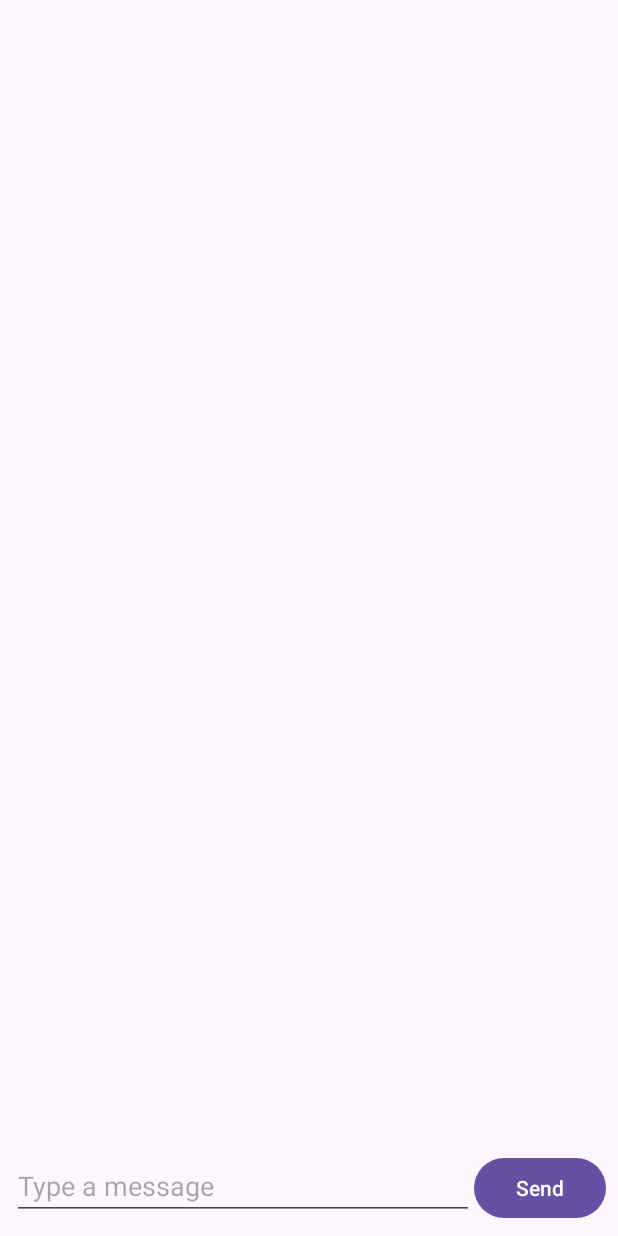
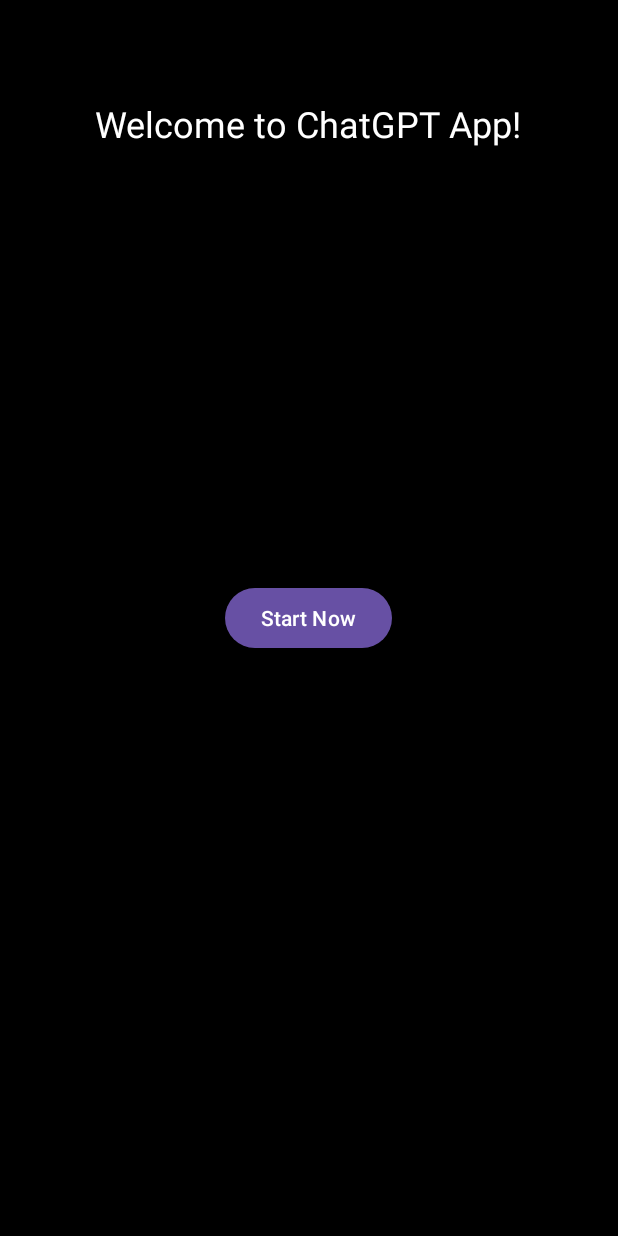
Before and after one commit to henihaddad/ai-chatbot-android-app, an Android app: the screen it shows after launch (MainActivity before the commit, HomeActivity after it), on a phone screen of 412 x 824 dp. Run offline under Robolectric (Android 15) with nearby library versions, the phone set to English and light mode, and no system bars.

Commit message:
feat: added home page with start now button

```diff
--- a/app/build.gradle.kts
+++ b/app/build.gradle.kts
@@ -14,7 +14,7 @@ android {
         versionCode = 1
         versionName = "1.0"
         buildConfigField("String", "OPENAI_API_KEY",
-            "\"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\""
+            "\"sk-\""
         )
         testInstrumentationRunner = "androidx.test.runner.AndroidJUnitRunner"
         android.buildFeatures.buildConfig = true
--- /dev/null
+++ b/app/src/main/java/com/example/chatgptandroidapp/HomeActivity.kt
@@ -0,0 +1,21 @@
+package com.example.chatgptandroidapp
+
+import android.content.Intent
+import android.os.Bundle
+import android.widget.Button
+import androidx.appcompat.app.AppCompatActivity
+import com.example.chatgptandroidapp.R
+
+class HomeActivity : AppCompatActivity() {
+    override fun onCreate(savedInstanceState: Bundle?) {
+        super.onCreate(savedInstanceState)
+        setContentView(R.layout.activity_home)
+
+        val startButton = findViewById<Button>(R.id.startButton)
+        startButton.setOnClickListener {
+            // Start Chat Activity
+            val intent = Intent(this, MainActivity::class.java)
+            startActivity(intent)
+        }
+    }
+}
--- a/app/src/main/res/drawable/message_user_background.xml
+++ b/app/src/main/res/drawable/message_user_background.xml
@@ -1,4 +1,4 @@
 <shape xmlns:android="http://schemas.android.com/apk/res/android">
-    <solid android:color="#007bff"/>
+    <solid android:color="#4B0082"/>
     <corners android:radius="8dp"/>
 </shape>
--- /dev/null
+++ b/app/src/main/res/layout/activity_home.xml
@@ -0,0 +1,27 @@
+<!-- activity_home.xml -->
+<RelativeLayout xmlns:android="http://schemas.android.com/apk/res/android"
+    android:layout_width="match_parent"
+    android:layout_height="match_parent"
+    android:padding="16dp"
+    android:background="@color/black"> <!-- Set a background color or image -->
+
+    <TextView
+        android:id="@+id/welcomeText"
+        android:layout_width="wrap_content"
+        android:layout_height="wrap_content"
+        android:text="Welcome to ChatGPT App!"
+        android:textSize="24sp"
+        android:textColor="@android:color/white"
+        android:layout_centerHorizontal="true"
+        android:layout_marginTop="50dp" />
+
+    <Button
+        android:id="@+id/startButton"
+        android:layout_width="wrap_content"
+        android:layout_height="wrap_content"
+        android:text="Start Now"
+        android:layout_centerInParent="true" />
+
+    <!-- Add more UI elements as needed -->
+
+</RelativeLayout>
```
Also changed, not shown: app/src/main/AndroidManifest.xml (+15 -5 lines), app/src/main/java/com/example/chatgptandroidapp/ChatAdapter.kt (+15 -1 lines).
